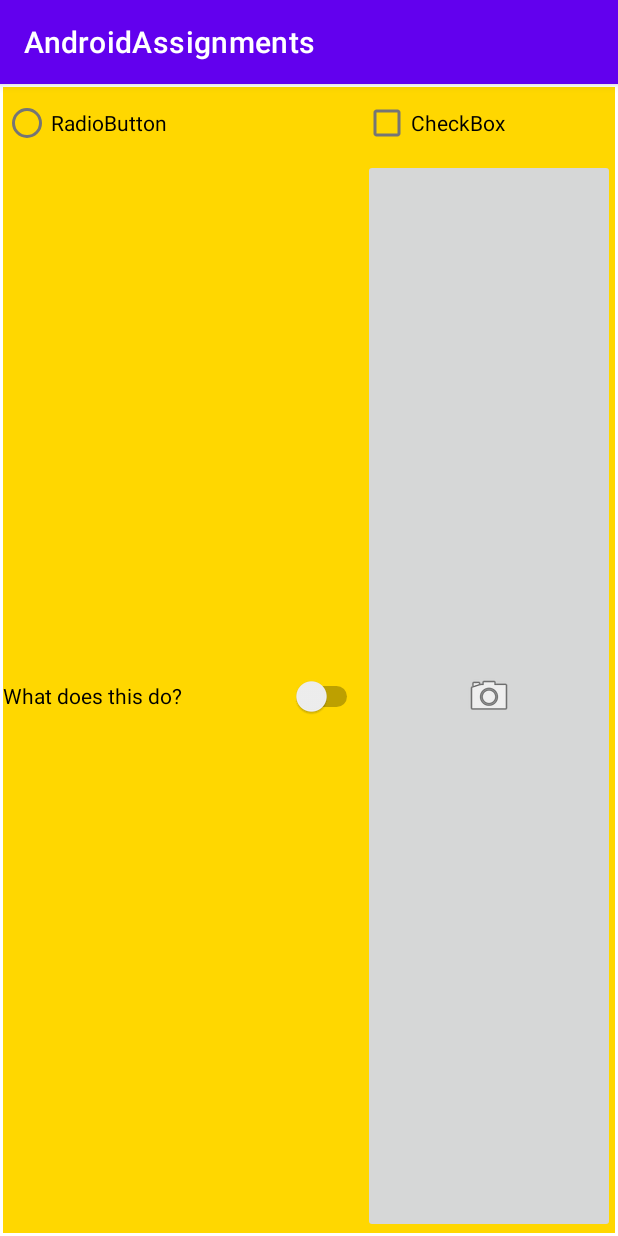
After one commit to Jacob-Tsekrekos/CP470, an Android app: the ListItemsActivity screen opened directly, with no data from a screen before it, on a phone screen of 412 x 824 dp. The commit adds this screen. Run offline under Robolectric (Android 15) with nearby library versions, the light colour scheme and no system bars.

Commit message:
Added 2 activities for part 2

```diff
--- /dev/null
+++ b/app/src/main/java/com/example/androidassignments/ListItemsActivity.java
@@ -0,0 +1,14 @@
+package com.example.androidassignments;
+
+import androidx.appcompat.app.AppCompatActivity;
+
+import android.os.Bundle;
+
+public class ListItemsActivity extends AppCompatActivity {
+
+    @Override
+    protected void onCreate(Bundle savedInstanceState) {
+        super.onCreate(savedInstanceState);
+        setContentView(R.layout.activity_list_items);
+    }
+}
--- /dev/null
+++ b/app/src/main/res/layout/activity_list_items.xml
@@ -0,0 +1,54 @@
+<?xml version="1.0" encoding="utf-8"?>
+
+<GridLayout xmlns:android="http://schemas.android.com/apk/res/android"
+    xmlns:app="http://schemas.android.com/apk/res-auto"
+    xmlns:tools="http://schemas.android.com/tools"
+    android:layout_width="match_parent"
+    android:layout_height="match_parent"
+    android:layout_margin="2dp"
+    android:background="@color/gold"
+    android:columnCount="2"
+    android:rowCount="2">
+
+    <RadioButton
+        android:id="@+id/radioButton"
+        android:layout_width="wrap_content"
+        android:layout_height="wrap_content"
+        android:layout_column="0"
+        android:layout_row="0"
+        android:layout_columnWeight="1"
+        android:layout_gravity="fill"
+        android:text="RadioButton" />
+
+
+    <ImageButton
+        android:id="@+id/imageButton"
+        android:layout_width="wrap_content"
+        android:layout_height="wrap_content"
+        android:layout_column="1"
+        android:layout_row="1"
+        android:layout_columnWeight="1"
+        android:layout_gravity="fill"
+        app:srcCompat="@android:drawable/ic_menu_camera" />
+
+    <CheckBox
+        android:id="@+id/checkBox2"
+        android:layout_width="wrap_content"
+        android:layout_height="wrap_content"
+        android:layout_column="1"
+        android:layout_row="0"
+        android:layout_columnWeight="1"
+        android:layout_gravity="fill"
+        android:text="CheckBox" />
+
+    <Switch
+        android:id="@+id/switch2"
+        android:layout_width="wrap_content"
+        android:layout_height="wrap_content"
+        android:layout_column="0"
+        android:layout_row="1"
+        android:layout_columnWeight="1"
+        android:layout_gravity="fill"
+        android:text="@string/What_do" />
+
+</GridLayout>
--- a/app/src/main/res/values/colors.xml
+++ b/app/src/main/res/values/colors.xml
@@ -7,4 +7,5 @@
     <color name="teal_700">#FF018786</color>
     <color name="black">#FF000000</color>
     <color name="white">#FFFFFFFF</color>
+    <color name="gold">#FFFFD700</color>
 </resources>
--- a/app/src/main/res/values/strings.xml
+++ b/app/src/main/res/values/strings.xml
@@ -2,4 +2,8 @@
     <string name="app_name">AndroidAssignments</string>
     <string name="hello_message">Hello, World!</string>
     <string name="ButtonText">I\'m a button</string>
+    <string name="login">Login</string>
+    <string name="login_name">Username</string>
+    <string name="password">Password</string>
+    <string name="What_do">What does this do?</string>
 </resources>
```
Also changed, not shown: app/src/main/AndroidManifest.xml (+8 -1 lines), app/src/main/java/com/example/androidassignments/LoginActivity.java (added, +14 -0 lines), app/src/main/res/layout/activity_login.xml (added, +42 -0 lines), 1 other file.
